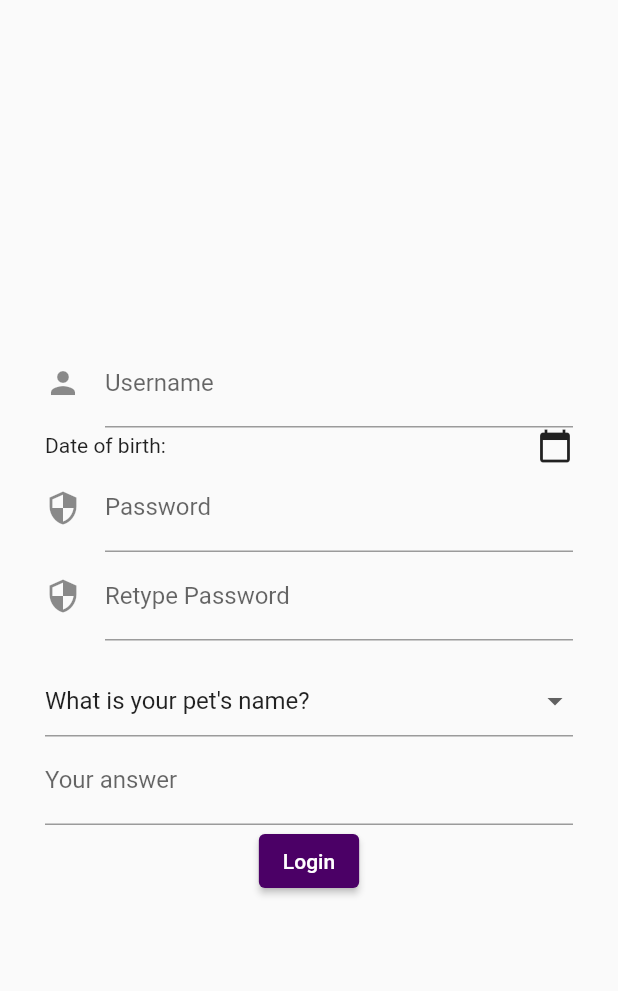
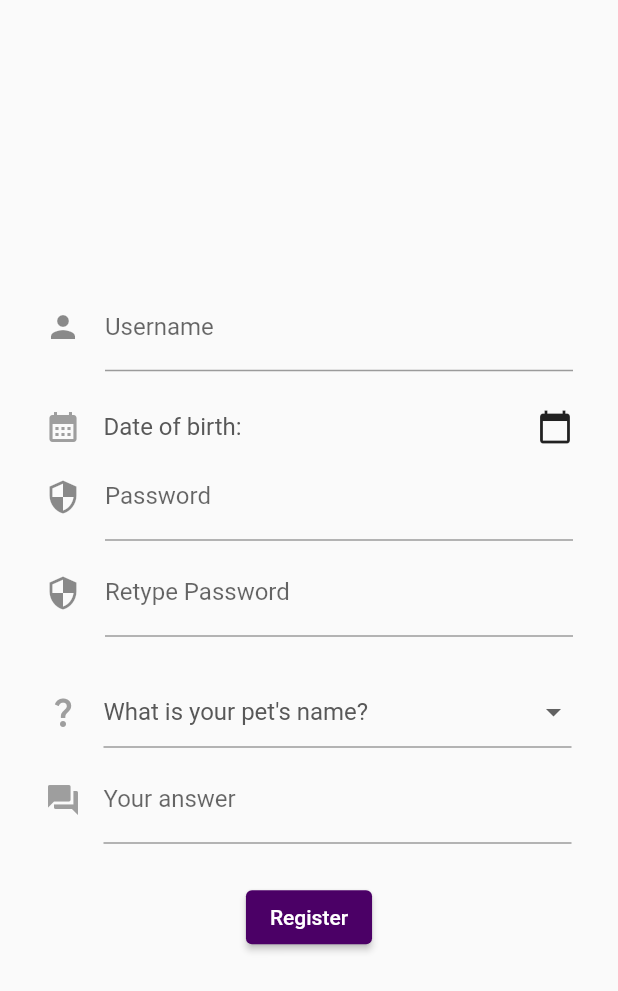
Before and after one commit to Skb-Hssn/SnapJournal, a Flutter app: the screen it shows after launch, on a phone screen of 412 x 824 dp. Shown: the top 991 px of the screen. Run offline on Flutter 3.47's test engine with Material 2 defaults, Android fonts, the phone set to English and light mode, and no system bars; our stand-ins replace bloc, flutter_bloc, flutter_tags, image_picker, sqflite, table_calendar; accounts and stored records are empty.

Commit message:
Registration view updated.

```diff
--- a/lib/User/userRegistration.dart
+++ b/lib/User/userRegistration.dart
@@ -56,12 +56,19 @@ class _UserRegistration extends State<UserRegistration> {
             mainAxisAlignment: MainAxisAlignment.center,
             children: [
               _usernameField(),
+              SizedBox(height: 25,),
               dobField(),
+              SizedBox(height: 5,),
               _passwordField(),
+              SizedBox(height: 5,),
               _retypedPasswordField(),
+              SizedBox(height: 5,),
               _errorMassage(),
-              _securityQA(),
-              _securityQAnswer(),
+              SizedBox(height: 5,),
+              _securityQA(context),
+              SizedBox(height: 5,),
+              _securityQAnswer(context),
+              SizedBox(height: 25,),
               _loginButton(context),
             ],
           ),
@@ -88,36 +95,23 @@ class _UserRegistration extends State<UserRegistration> {
     );
   }
 
-  Widget _dobText() {
-    return Text(dobText);
-  }
-
-  Widget _dobField() {
-    return GestureDetector(
-      child: new Icon(Icons.calendar_today),
-      onTap: () async {
-        final datePick= await showDatePicker(
-            context: context,
-            initialDate: DateTime.now(),
-            firstDate: DateTime(1900),
-            lastDate: DateTime(2100)
-        );
-
-        if(datePick != null) {
-          setState(() {
-            dob = datePick;
-            dobText = "${dob?.day}/${dob?.month}/${dob?.year}";
-          });
-        }
-      }
-    );
-  }
 
   Widget dobField() {
     return Row(
       children: [
+        Icon(
+          Icons.calendar_month,
+          color: Colors.grey,
+        ),
+        SizedBox(width: 15,),
         Expanded(
-          child: Text("Date of birth: $dobText"),
+          child: Text(
+            "Date of birth: $dobText",
+            style: TextStyle(
+              color: Color.fromARGB(255, 88, 88, 88),
+              fontSize: 16,
+            ),
+          ),
         ),
         SizedBox(width: 20,),
         GestureDetector(
@@ -137,7 +131,6 @@ class _UserRegistration extends State<UserRegistration> {
               });
             }
         }),
-
       ],
     );
   }
@@ -210,29 +203,59 @@ class _UserRegistration extends State<UserRegistration> {
           }
         });
       },
-      child: const Text('Login')
+      child: const Text('Register')
   );
 
  }
   final List<String> securityquestions = ["What is your pet's name?", "What is your favourite color?", "What is the name of your first friend?"];
 
-  Widget _securityQA() {
-    return DropdownButtonFormField(
+  Widget _securityQA(BuildContext context) {
+    return Row(
+      children: [
+        Icon(
+          Icons.question_mark,
+          // color: Color.fromARGB(255, 88, 88, 88),
+          color: Colors.grey,
+        ),
+        SizedBox(width: 15,),
+        Container(
+          width: MediaQuery.of(context).size.width - 100,
+          child: DropdownButtonFormField(
             value: securityquestion ?? securityquestions[0],
             items: securityquestions.map((sQA){
               return DropdownMenuItem(
                 value: sQA,
-            child: Text('$sQA'),
+                child: Text(
+                  '$sQA',
+                  style: TextStyle(
+                    color: Color.fromARGB(255, 88, 88, 88),
+                    fontSize: 16,
+                  ),
+                ),
               );
             }).toList(),
             onChanged: (val){
               securityquestion = val as String?;
-        });
+            }
+          )
+        )
+      ]
+    );
   }
 
 
-  Widget _securityQAnswer() {
-    return TextFormField(
+  Widget _securityQAnswer(BuildContext context) {
+    return Row(
+      children: [
+        Icon(
+          Icons.question_answer,
+          // color: Color.fromARGB(255, 88, 88, 88),
+          color: Colors.grey,
+        ),
+        SizedBox(width: 15,),
+        Container(
+          width: MediaQuery.of(context).size.width - 100,
+          child: TextFormField(
             decoration: const InputDecoration(
               hintText: " ",
               labelText: "Your answer",
@@ -241,6 +264,9 @@ class _UserRegistration extends State<UserRegistration> {
             onChanged: (String text) {
               securityquestionanswer = text;
             },
+          )
+        ),
+      ]
     );
   }
 }
```
Lines whose indentation alone changed are shown as unchanged.
